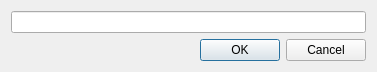
frankHa/dontpanic, file src/dontpanik/kpart/core/ui/kedittaskdialog.ui: the form before one commit.
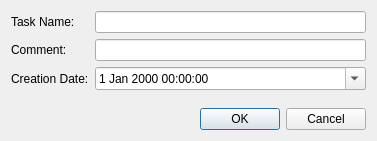
The form after the commit.

Commit message: -task are editable now

Patch:
```diff
--- a/src/dontpanik/kpart/core/ui/kedittaskdialog.ui
+++ b/src/dontpanik/kpart/core/ui/kedittaskdialog.ui
@@ -7,7 +7,7 @@
     <x>0</x>
     <y>0</y>
     <width>377</width>
-    <height>69</height>
+    <height>141</height>
    </rect>
   </property>
   <property name="windowTitle">
@@ -15,7 +15,61 @@
   </property>
   <layout class="QVBoxLayout" name="verticalLayout">
    <item>
-    <widget class="QLineEdit" name="task_name"/>
+    <layout class="QFormLayout" name="formLayout">
+     <item row="0" column="0">
+      <widget class="QLabel" name="label">
+       <property name="text">
+        <string>Task Name:</string>
+       </property>
+      </widget>
+     </item>
+     <item row="0" column="1">
+      <widget class="QLineEdit" name="task_name"/>
+     </item>
+     <item row="1" column="0">
+      <widget class="QLabel" name="label_3">
+       <property name="text">
+        <string>Comment:</string>
+       </property>
+      </widget>
+     </item>
+     <item row="1" column="1">
+      <widget class="QLineEdit" name="comment"/>
+     </item>
+     <item row="2" column="0">
+      <widget class="QLabel" name="label_2">
+       <property name="text">
+        <string>Creation Date:</string>
+       </property>
+      </widget>
+     </item>
+     <item row="2" column="1">
+      <widget class="QDateTimeEdit" name="creation_date">
+       <property name="sizePolicy">
+        <sizepolicy hsizetype="Expanding" vsizetype="Fixed">
+         <horstretch>0</horstretch>
+         <verstretch>0</verstretch>
+        </sizepolicy>
+       </property>
+       <property name="calendarPopup">
+        <bool>true</bool>
+       </property>
+      </widget>
+     </item>
+    </layout>
+   </item>
+   <item>
+    <spacer name="verticalSpacer">
+     <property name="orientation">
+      <enum>Qt::Vertical</enum>
+     </property>
+     <property name="sizeHint" stdset="0">
+      <size>
+       <width>20</width>
+       <height>8</height>
+      </size>
+     </property>
+    </spacer>
    </item>
    <item>
     <widget class="QDialogButtonBox" name="buttonBox">
```
Left out of the diff: 18 changed lines with no effect on the pictures. The commit also changes 9 other files.
